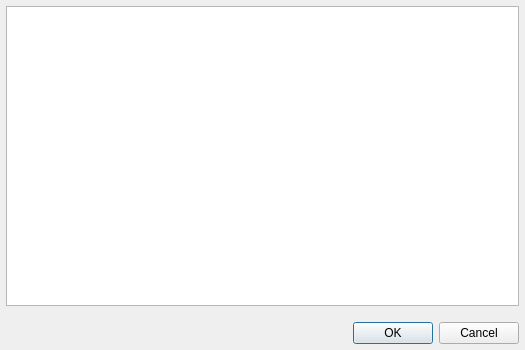
First picture: the form in Tools/ResourceEditor/DataQt/BaseAddEntityDialog.ui, repository xaoctech/dava.engine, before the edit.
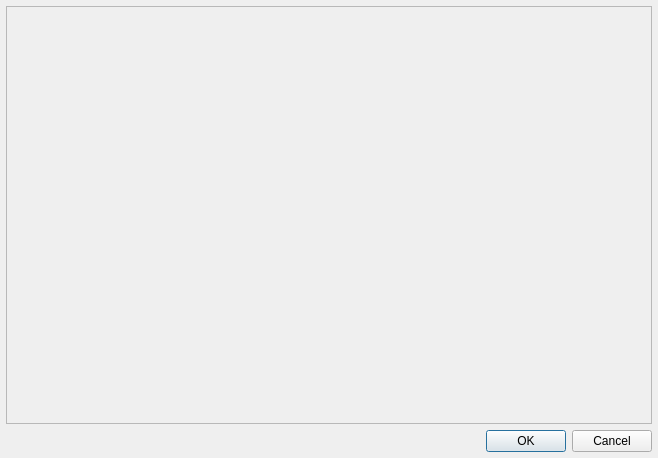
Second picture: the form after the edit. Custom widgets are drawn as their Qt base class.

The edit to the form file:
```diff
--- a/Tools/ResourceEditor/DataQt/BaseAddEntityDialog.ui
+++ b/Tools/ResourceEditor/DataQt/BaseAddEntityDialog.ui
@@ -9,8 +9,8 @@
    <rect>
     <x>0</x>
     <y>0</y>
-    <width>525</width>
-    <height>350</height>
+    <width>658</width>
+    <height>458</height>
    </rect>
   </property>
   <property name="sizePolicy">
@@ -22,13 +22,13 @@
   <property name="minimumSize">
    <size>
     <width>525</width>
-    <height>230</height>
+    <height>10</height>
    </size>
   </property>
   <property name="maximumSize">
    <size>
     <width>16777215</width>
-    <height>16777215</height>
+    <height>800</height>
    </size>
   </property>
   <property name="windowTitle">
@@ -52,67 +52,67 @@
      <item>
       <layout class="QVBoxLayout" name="verticalLayout_4">
        <property name="bottomMargin">
-        <number>16</number>
+        <number>0</number>
        </property>
-       <item>
-        <widget class="PropertyEditorDialog" name="propEditor">
-         <property name="sizePolicy">
-          <sizepolicy hsizetype="Expanding" vsizetype="Expanding">
-           <horstretch>0</horstretch>
-           <verstretch>0</verstretch>
-          </sizepolicy>
-         </property>
-         <property name="minimumSize">
-          <size>
-           <width>0</width>
-           <height>300</height>
-          </size>
-         </property>
-         <property name="mouseTracking">
-          <bool>false</bool>
-         </property>
-         <property name="verticalScrollBarPolicy">
-          <enum>Qt::ScrollBarAsNeeded</enum>
-         </property>
-         <property name="tabKeyNavigation">
-          <bool>false</bool>
-         </property>
-         <property name="alternatingRowColors">
-          <bool>true</bool>
-         </property>
-         <property name="verticalScrollMode">
-          <enum>QAbstractItemView::ScrollPerItem</enum>
-         </property>
-         <property name="horizontalScrollMode">
-          <enum>QAbstractItemView::ScrollPerPixel</enum>
-         </property>
-         <property name="indentation">
-          <number>16</number>
-         </property>
-         <property name="animated">
-          <bool>false</bool>
-         </property>
-        </widget>
-       </item>
       </layout>
      </item>
      <item>
-      <layout class="QVBoxLayout" name="userContentLayout">
-       <property name="sizeConstraint">
-        <enum>QLayout::SetDefaultConstraint</enum>
+      <widget class="QScrollArea" name="scrollArea">
+       <property name="enabled">
+        <bool>true</bool>
        </property>
-      </layout>
+       <property name="minimumSize">
+        <size>
+         <width>0</width>
+         <height>0</height>
+        </size>
+       </property>
+       <property name="widgetResizable">
+        <bool>true</bool>
+       </property>
+       <widget class="QWidget" name="scrollAreaWidgetContents_2">
+        <property name="enabled">
+         <bool>true</bool>
+        </property>
+        <property name="geometry">
+         <rect>
+          <x>0</x>
+          <y>0</y>
+          <width>642</width>
+          <height>396</height>
+         </rect>
+        </property>
+        <property name="sizePolicy">
+         <sizepolicy hsizetype="Preferred" vsizetype="Minimum">
+          <horstretch>0</horstretch>
+          <verstretch>0</verstretch>
+         </sizepolicy>
+        </property>
+        <property name="maximumSize">
+         <size>
+          <width>16777215</width>
+          <height>9999</height>
+         </size>
+        </property>
+        <layout class="QVBoxLayout" name="verticalLayout_2">
+         <property name="margin">
+          <number>0</number>
+         </property>
+         <item>
+          <layout class="QGridLayout" name="userContentLayout">
+           <property name="sizeConstraint">
+            <enum>QLayout::SetMinimumSize</enum>
+           </property>
+          </layout>
+         </item>
+        </layout>
+       </widget>
+      </widget>
      </item>
      <item>
-      <layout class="QVBoxLayout" name="verticalLayout_2">
-       <item>
+      <layout class="QGridLayout" name="lowerLayOut">
+       <item row="0" column="0">
         <widget class="QDialogButtonBox" name="buttonBox">
-         <property name="maximumSize">
-          <size>
-           <width>16777215</width>
-           <height>32</height>
-          </size>
-         </property>
          <property name="standardButtons">
           <set>QDialogButtonBox::Cancel|QDialogButtonBox::Ok</set>
          </property>
@@ -124,13 +124,6 @@
    </item>
   </layout>
  </widget>
- <customwidgets>
-  <customwidget>
-   <class>PropertyEditorDialog</class>
-   <extends>QTreeView</extends>
-   <header>DockProperties/PropertyEditorDialog.h</header>
-  </customwidget>
- </customwidgets>
  <resources/>
  <connections>
   <connection>
```
Left out of the diff: 16 changed lines with no effect on the pictures.
